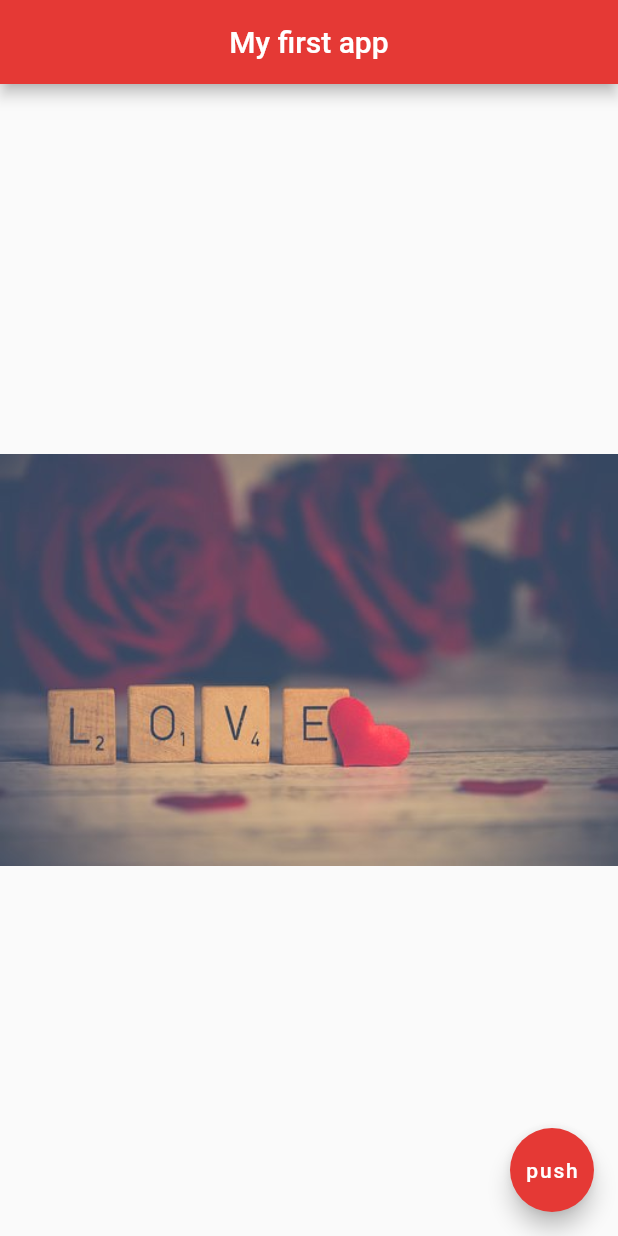
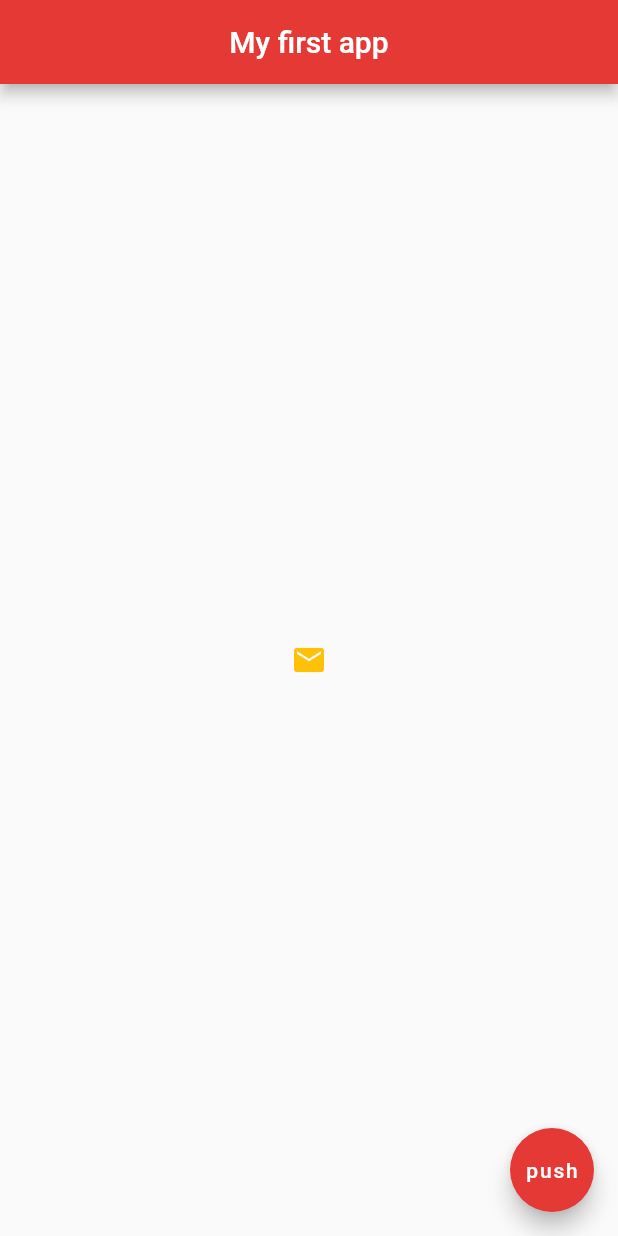
Before and after one commit to vlaksi/IntentarApp, a Flutter app: the screen it shows after launch, on a phone screen of 412 x 824 dp. Run offline on Flutter 3.47's test engine with Material 2 defaults, Android fonts, the phone set to English and light mode, and no system bars.

Commit message:
Buttons & icons

```diff
--- a/lib/main.dart
+++ b/lib/main.dart
@@ -31,7 +31,42 @@ class PocetnaStrana extends StatelessWidget {
             backgroundColor: Colors.red[600],
         ),
         body: Center(                   // u body imamo center widget koji sve sto je u njemu centrira
-            child: Image.asset("assets/lv.jpg"),  // za slike sa interneta Image.network('url'),
+            child: IconButton(
+              onPressed: () {
+                print("You clicked me");
+              },
+              icon: Icon(Icons.mail),
+              color: Colors.amber,
+            ),
+            /* Dodavanje ikonice u dugme
+            RaisedButton.icon(
+              onPressed: () {},
+              icon: Icon(
+                Icons.mail
+              ),
+              label: Text('mail me'),
+              color: Colors.amber,
+            ),
+            */
+
+            /* Dodavanje dumgeta.
+            RaisedButton(
+              onPressed: () {
+                print("You clicked me :o");
+              },
+              child: Text('click me'),
+              color: Colors.lightBlue[200],
+            ),
+            */
+
+            /* Dodavanje ikonice.
+            Icon(
+              Icons.airport_shuttle,
+              color: Colors.lightBlue,
+              size: 50.0,
+            ),
+            */
+
         ),
         floatingActionButton: FloatingActionButton(
             onPressed: () {},
```
